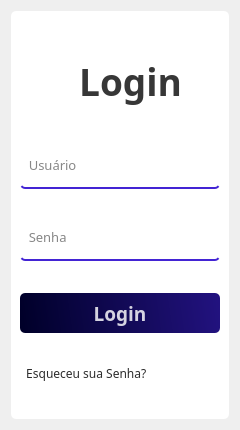
The window that Designer/login.ui (Kaue-14/PATP_Nivel_2) describes before a commit, drawn with Qt 5.
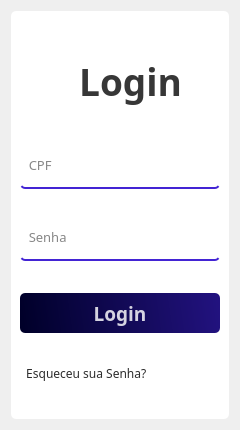
The same window after the commit. Icons and pictures are not drawn.

```diff
--- a/Designer/login.ui
+++ b/Designer/login.ui
@@ -67,7 +67,7 @@
 padding-bottom:7px;</string>
         </property>
         <property name="placeholderText">
-         <string>  Usuário</string>
+         <string>  CPF</string>
         </property>
        </widget>
       </item>
```
